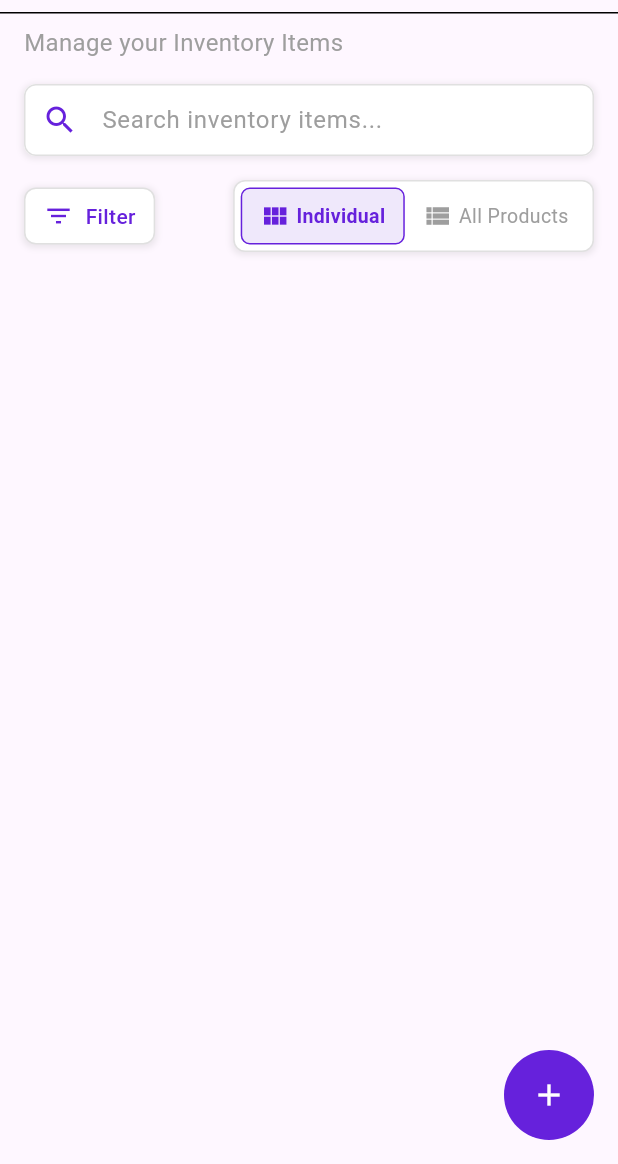
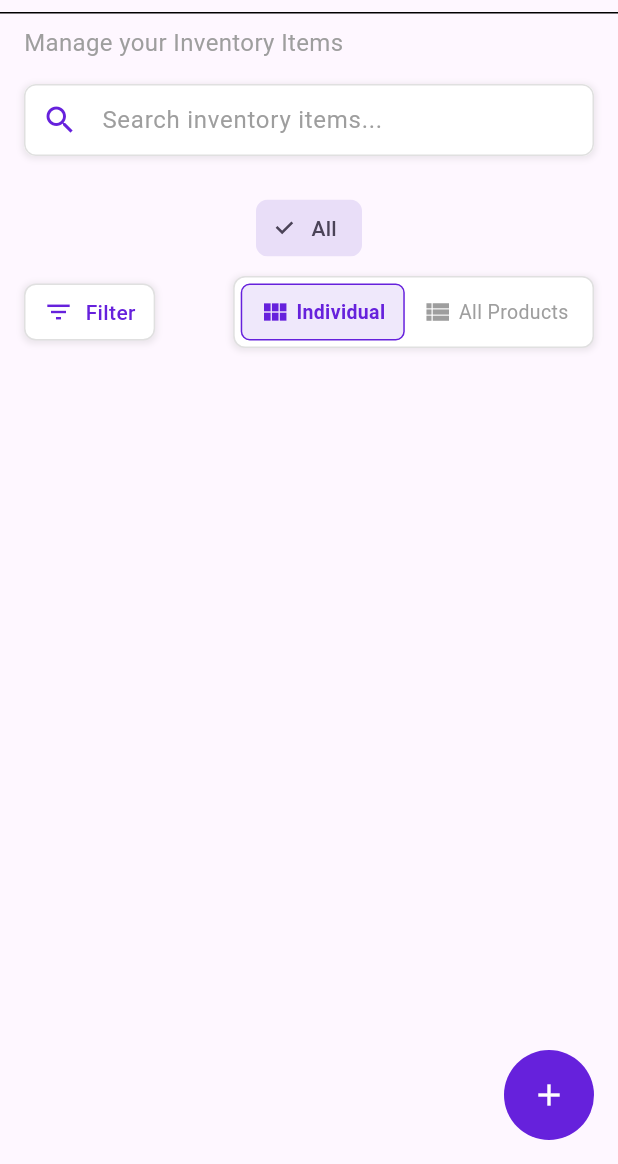
Before and after one commit to Chrisgentsl/miboks-millennialsierraleone, a Flutter app: the InventoryScreen screen opened directly, on a phone screen of 412 x 824 dp, the part 72-1236 px from its top. Run offline on Flutter 3.47's test engine with Material 3 defaults, Android fonts, the phone set to English and light mode, and no system bars; our stand-ins replace cloud_firestore, firebase_auth, firebase_core, shared_preferences; accounts and stored records are empty.

Commit message:
fixed some errors

```diff
--- a/lib/screens/inventory_screen.dart
+++ b/lib/screens/inventory_screen.dart
@@ -1,5 +1,4 @@
 import 'package:flutter/material.dart';
-import 'package:cloud_firestore/cloud_firestore.dart';
 import '../logo_widget.dart';
 import '../widgets/filter_widget.dart';
 import '../widgets/product_view_toggle_widget.dart';
@@ -18,6 +17,7 @@ class InventoryScreen extends StatefulWidget {
 class _InventoryScreenState extends State<InventoryScreen> {
   bool _showAllProducts = false;
   List<ProductModel> _inventoryItems = [];
+  String _selectedCategory = 'All';
 
   @override
   void initState() {
@@ -109,6 +109,11 @@ class _InventoryScreenState extends State<InventoryScreen> {
               ),
             ),
           ),
+          // Category filter
+          Padding(
+            padding: const EdgeInsets.symmetric(vertical: 8.0),
+            child: _buildCategoryFilter(),
+          ),
           // Filter and View Toggle widgets
           Row(
             children: [
@@ -148,10 +153,7 @@ class _InventoryScreenState extends State<InventoryScreen> {
           color: const Color(0xFF6621DC),
           shape: BoxShape.circle,
         ),
-        child: const Icon(
-          Icons.add,
-          color: Colors.white,
-        ),
+        child: const Icon(Icons.add, color: Colors.white),
       ),
     );
   }
@@ -159,7 +161,8 @@ class _InventoryScreenState extends State<InventoryScreen> {
   void _showAddProductModal() {
     showDialog(
       context: context,
-      builder: (context) => ProductFormDialog(
+      builder:
+          (context) => ProductFormDialog(
             onSave: (product) async {
               try {
                 await ProductService().addProduct(product);
@@ -183,4 +186,56 @@ class _InventoryScreenState extends State<InventoryScreen> {
       });
     });
   }
+
+  void _filterProductsByCategory(String category) {
+    setState(() {
+      _inventoryItems =
+          _inventoryItems
+              .where((product) => product.category == category)
+              .toList();
+    });
   }
+
+  Widget _buildCategoryFilter() {
+    return StreamBuilder<List<String>>(
+      stream: ProductService().getCategories(),
+      builder: (context, snapshot) {
+        if (snapshot.connectionState == ConnectionState.waiting) {
+          return const Center(child: CircularProgressIndicator());
+        }
+
+        if (snapshot.hasError) {
+          return Center(child: Text('Error: ${snapshot.error}'));
+        }
+
+        final categories = ['All', ...?snapshot.data];
+
+        return SingleChildScrollView(
+          scrollDirection: Axis.horizontal,
+          child: Row(
+            children:
+                categories.map((category) {
+                  return Padding(
+                    padding: const EdgeInsets.symmetric(horizontal: 8.0),
+                    child: ChoiceChip(
+                      label: Text(category),
+                      selected: _selectedCategory == category,
+                      onSelected: (selected) {
+                        setState(() {
+                          _selectedCategory = category;
+                          if (category == 'All') {
+                            _fetchProducts();
+                          } else {
+                            _filterProductsByCategory(category);
+                          }
+                        });
+                      },
+                    ),
+                  );
+                }).toList(),
+          ),
+        );
+      },
+    );
+  }
+}
```
Also changed, not shown: lib/services/product_service.dart (+14 -30 lines). Lines whose indentation alone changed are shown as unchanged.
